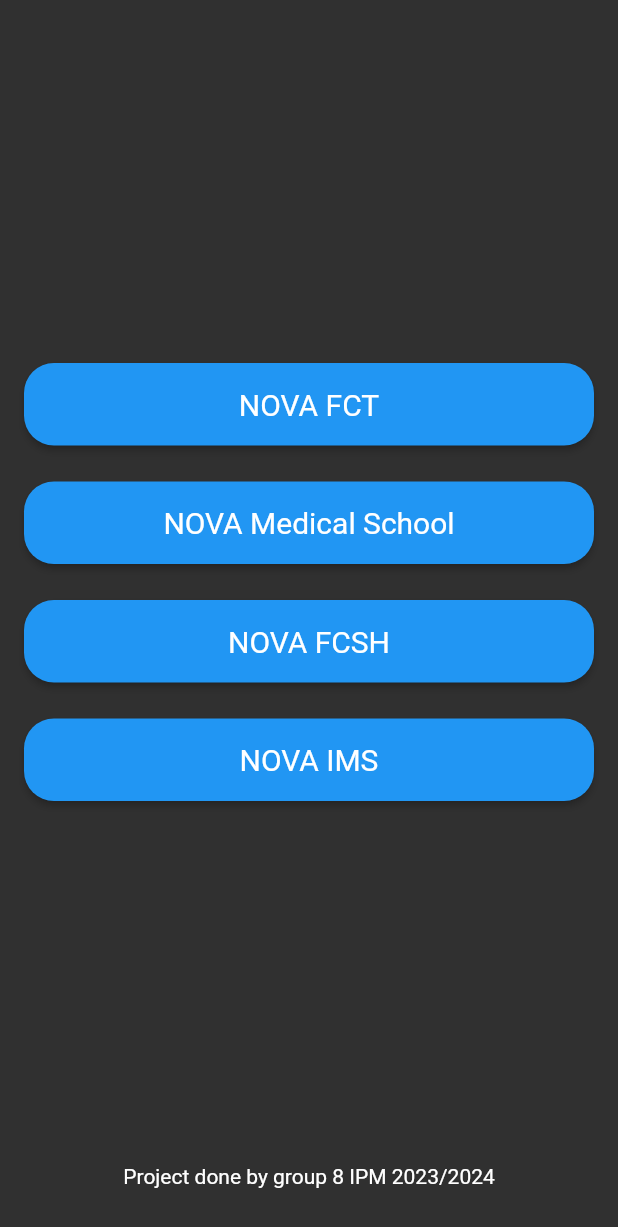
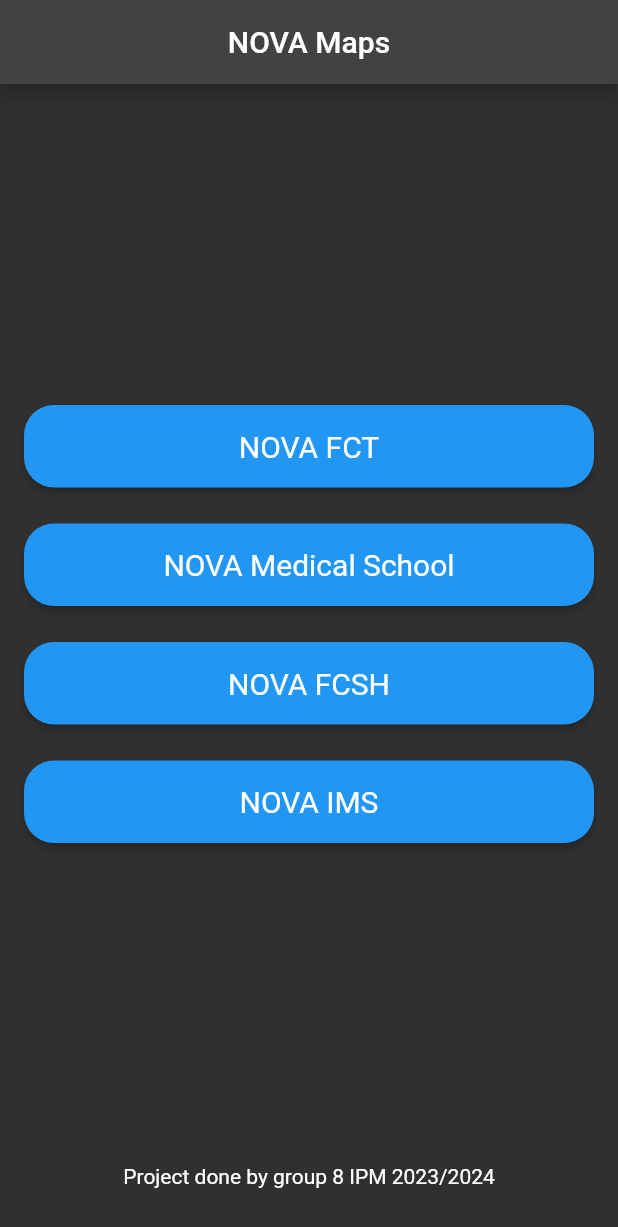
Before and after one commit to JHGarciaXD/IPM2023, a Flutter app: the screen it shows after launch, on a phone screen of 412 x 824 dp. Shown: the top 1227 px of the screen. Run offline on Flutter 3.47's test engine with Material 2 defaults, Android fonts, the phone set to English and light mode, and no system bars; our stand-ins replace flutter_dotenv, flutter_map, geolocator, latlong2, shared_preferences, sliding_up_panel and 1 more; missing offline and left inert: flutter_map_location_marker.

Commit message:
appbar uni solved

```diff
--- a/nova_maps/lib/Views/CustomDrawerPage.dart.dart
+++ b/nova_maps/lib/Views/CustomDrawerPage.dart.dart
@@ -1,5 +1,6 @@
 import 'package:flutter/material.dart';
 import 'package:nova_maps/Views/HomePage.dart';
+import 'package:shared_preferences/shared_preferences.dart';
 
 import '../data/DrawerItems.dart';
 import '../model/DrawerItem.dart';
@@ -30,9 +31,34 @@
 class _CustomDrawerPageState extends State<CustomDrawerPage> {
   double yOffset = 0;
   double scaleFactor = 1;
-  DrawerItem item = DrawerItems.home;
+  late DrawerItem item;
   String title = "NOVA Maps";
   bool? notificationsEnabled = true;
+  late bool firstTime;
+
+  @override
+  void initState() {
+    super.initState();
+    _loadPreferences();
+  }
+
+  void _loadPreferences() async {
+    final SharedPreferences prefs = await SharedPreferences.getInstance();
+    firstTime = prefs.getBool('IsFirstTime') ?? true;
+    // Example: Reading a boolean value
+    notificationsEnabled = prefs.getBool('notificationsEnabled') ?? true;
+
+    checkItem();
+    setState(() {});
+  }
+
+  void checkItem() {
+    if (firstTime) {
+      item = DrawerItems.university;
+    } else {
+      item = DrawerItems.home;
+    }
+  }
 
   // Add any other necessary variables and enums
 
@@ -64,7 +90,6 @@
   @override
   Widget build(BuildContext context) {
     return Container(
-      color: Colors.grey,
       child: Scaffold(
         appBar: AppBar(
           leading: item != DrawerItems.university
@@ -131,7 +156,7 @@
   }
 
   void openDrawer() => setState(() {
-        yOffset = (48.00 * (DrawerItems.all.length));
+        yOffset = (60.00 * (DrawerItems.all.length));
       });
 
   void closeDrawer() => setState(() {
--- a/nova_maps/lib/main.dart
+++ b/nova_maps/lib/main.dart
@@ -33,7 +33,7 @@
       theme: darkTheme,
       darkTheme: darkTheme,
       themeMode: _themeManager.themeMode,
-      home: isFirstTime ? UniversityChoice() : CustomDrawerPage(),
+      home: CustomDrawerPage(),
     );
   }
 }
```
Also changed, not shown: nova_maps/lib/widgets/DrawerWidget.dart (+5 -4 lines), nova_maps/pubspec.lock.
